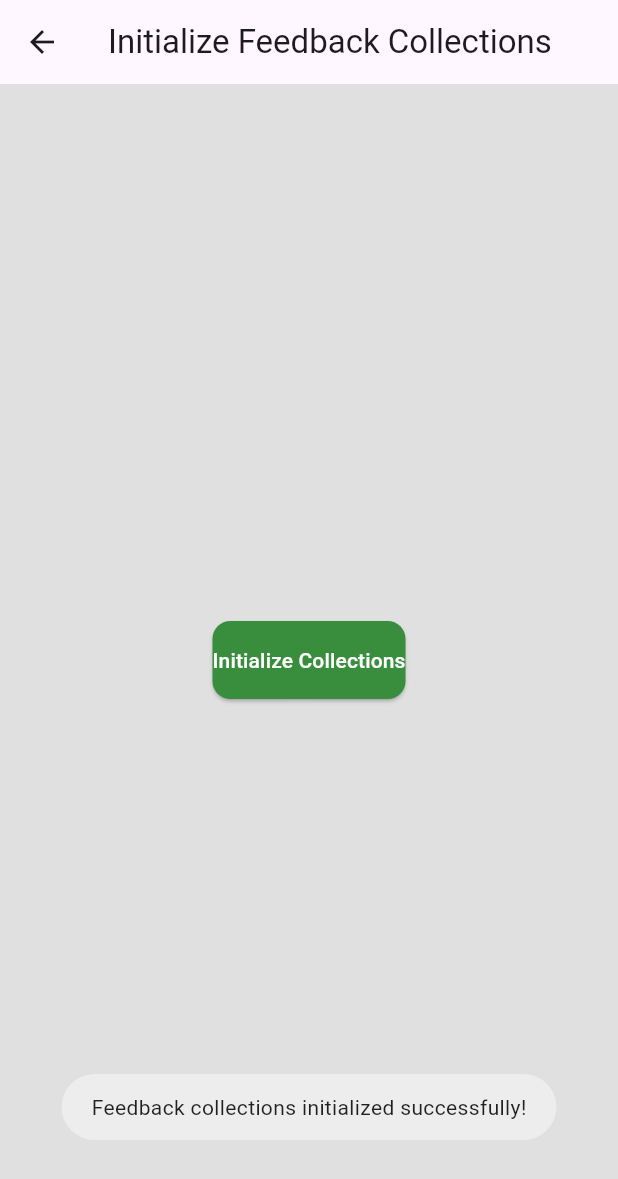
After one commit to englishfirmindia/web-search, a Flutter app: the InitializeFeedbackCollections screen opened directly, after a tap on "Initialize Collections", on a phone screen of 412 x 824 dp. The commit adds this screen. Shown: the top 1179 px of the screen. Run offline on Flutter 3.47's test engine with Material 3 defaults, Android fonts, the phone set to English and light mode, and no system bars; our stand-ins replace cloud_firestore, firebase_analytics, firebase_auth, firebase_core, firebase_messaging, flutter_dotenv and 5 more; missing offline and left inert: in_app_update; accounts and stored records are empty.

Commit message:
Add new folder and its contents

```diff
--- /dev/null
+++ b/lib/ui/pages/initialize_feedback_collections.dart
@@ -0,0 +1,57 @@
+import 'package:cloud_firestore/cloud_firestore.dart';
+import 'package:firebase_auth/firebase_auth.dart';
+import 'package:flutter/material.dart';
+import 'package:fluttertoast/fluttertoast.dart';
+
+class InitializeFeedbackCollections extends StatelessWidget {
+  const InitializeFeedbackCollections({super.key});
+
+  Future<void> _initializeCollections(BuildContext context) async {
+    final user = FirebaseAuth.instance.currentUser;
+    if (user == null) {
+      Fluttertoast.showToast(msg: "Please sign in to initialize collections");
+      return;
+    }
+
+    try {
+      // Initialize feedback collection with documents for each model
+      final feedbackCollection = FirebaseFirestore.instance.collection('feedback');
+      final models = ['gpt-3.5-turbo', 'gpt-4', 'gpt-4-turbo'];
+
+      for (String model in models) {
+        await feedbackCollection.doc(model).set({
+          'model': model,
+          'score': 0,
+          'lastUpdated': FieldValue.serverTimestamp(),
+        }, SetOptions(merge: true));
+      }
+
+      // Initialize feedback_entries with a sample entry (optional, for testing)
+      final feedbackEntriesCollection = FirebaseFirestore.instance.collection('feedback_entries');
+      await feedbackEntriesCollection.add({
+        'model': 'gpt-3.5-turbo',
+        'userId': user.uid,
+        'messageId': 'sample_message_${DateTime.now().millisecondsSinceEpoch}',
+        'timestamp': FieldValue.serverTimestamp(),
+      });
+
+      Fluttertoast.showToast(msg: "Feedback collections initialized successfully!");
+    } catch (e) {
+      Fluttertoast.showToast(msg: "Failed to initialize collections: $e");
+      debugPrint("Initialization error: $e");
+    }
+  }
+
+  @override
+  Widget build(BuildContext context) {
+    return Scaffold(
+      appBar: AppBar(title: const Text('Initialize Feedback Collections')),
+      body: Center(
+        child: ElevatedButton(
+          onPressed: () => _initializeCollections(context),
+          child: const Text('Initialize Collections'),
+        ),
+      ),
+    );
+  }
+}
--- a/pubspec.yaml
+++ b/pubspec.yaml
@@ -50,8 +50,8 @@ dependencies:
   url_launcher: ^6.3.1
   firebase_messaging: ^15.2.5
   badges: ^3.1.2
-  image_picker: ^1.1.2
   firebase_storage: ^12.4.5
+
 
 
 
```
Also changed, not shown: lib/ui/pages/user_page.dart (+38 -22 lines), lib/services/openai_chat_service.dart (added), pubspec.lock, 27 other files.
